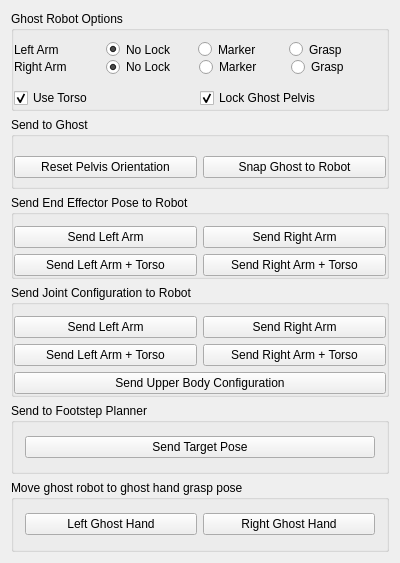
First picture: the form in vigir_ocs_ghost_control_widget/src/ui/ghost_control_widget.ui, repository team-vigir/vigir_ocs_common, before the edit.
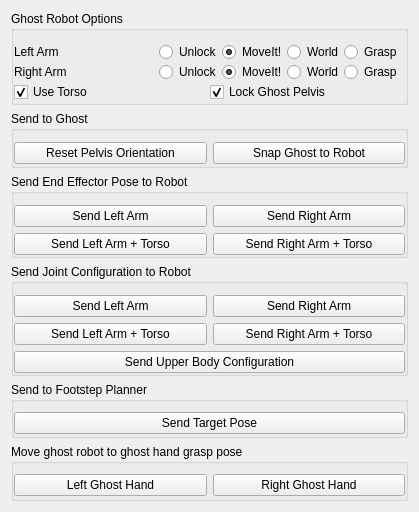
Second picture: the form after the edit.

Patch:
```diff
--- a/vigir_ocs_ghost_control_widget/src/ui/ghost_control_widget.ui
+++ b/vigir_ocs_ghost_control_widget/src/ui/ghost_control_widget.ui
@@ -6,8 +6,8 @@
    <rect>
     <x>0</x>
     <y>0</y>
-    <width>400</width>
-    <height>563</height>
+    <width>419</width>
+    <height>512</height>
    </rect>
   </property>
   <property name="minimumSize">
@@ -44,52 +44,98 @@
          <item>
           <widget class="QWidget" name="widget_3" native="true">
            <property name="styleSheet">
-            <string notr="true">border-color: rgb(194, 194, 194);</string>
+            <string notr="true"/>
            </property>
-           <layout class="QGridLayout" name="gridLayout" columnstretch="0,0,0,0">
+           <layout class="QHBoxLayout" name="horizontalLayout_2">
+            <property name="spacing">
+             <number>0</number>
+            </property>
             <property name="leftMargin">
              <number>0</number>
             </property>
+            <property name="rightMargin">
+             <number>3</number>
+            </property>
             <property name="bottomMargin">
              <number>0</number>
             </property>
-            <item row="0" column="0">
+            <item>
              <widget class="QLabel" name="label_5">
               <property name="text">
                <string>Left Arm   </string>
               </property>
              </widget>
             </item>
-            <item row="0" column="2">
+            <item>
+             <spacer name="horizontalSpacer">
+              <property name="orientation">
+               <enum>Qt::Horizontal</enum>
+              </property>
+              <property name="sizeHint" stdset="0">
+               <size>
+                <width>40</width>
+                <height>20</height>
+               </size>
+              </property>
+             </spacer>
+            </item>
+            <item>
+             <widget class="QRadioButton" name="left_no_lock">
+              <property name="styleSheet">
+               <string notr="true"> QCheckBox {
+     spacing: 1px;
+     font: 11pt &quot;Ubuntu&quot;;
+ }
+
+ QCheckBox:checked {
+     spacing: 1px;
+     font: 75 italic 11pt &quot;Ubuntu&quot;;
+ }</string>
+              </property>
+              <property name="text">
+               <string>Unlock</string>
+              </property>
+              <property name="checked">
+               <bool>false</bool>
+              </property>
+             </widget>
+            </item>
+            <item>
+             <widget class="QRadioButton" name="left_moveit_marker_lock">
+              <property name="text">
+               <string>MoveIt!</string>
+              </property>
+              <property name="checked">
+               <bool>true</bool>
+              </property>
+             </widget>
+            </item>
+            <item>
              <widget class="QRadioButton" name="left_marker_lock">
               <property name="text">
-               <string>Marker</string>
+               <string>World</string>
               </property>
              </widget>
             </item>
-            <item row="0" column="3">
+            <item>
              <widget class="QRadioButton" name="left_template_lock">
               <property name="text">
                <string>Grasp</string>
               </property>
              </widget>
             </item>
-            <item row="0" column="1">
-             <widget class="QRadioButton" name="left_no_lock">
-              <property name="text">
-               <string>No Lock</string>
-              </property>
-              <property name="checked">
-               <bool>true</bool>
-              </property>
-             </widget>
-            </item>
            </layout>
           </widget>
          </item>
          <item>
           <widget class="QWidget" name="widget" native="true">
-           <layout class="QGridLayout" name="gridLayout_4">
+           <property name="styleSheet">
+            <string notr="true"/>
+           </property>
+           <layout class="QHBoxLayout" name="horizontalLayout">
+            <property name="spacing">
+             <number>0</number>
+            </property>
             <property name="leftMargin">
              <number>0</number>
             </property>
@@ -97,36 +143,59 @@
              <number>0</number>
             </property>
             <property name="rightMargin">
-             <number>9</number>
+             <number>3</number>
             </property>
             <property name="bottomMargin">
              <number>0</number>
             </property>
-            <item row="0" column="0">
+            <item>
              <widget class="QLabel" name="label_7">
               <property name="text">
                <string>Right Arm</string>
               </property>
              </widget>
             </item>
-            <item row="0" column="1">
+            <item>
+             <spacer name="horizontalSpacer_2">
+              <property name="orientation">
+               <enum>Qt::Horizontal</enum>
+              </property>
+              <property name="sizeHint" stdset="0">
+               <size>
+                <width>40</width>
+                <height>20</height>
+               </size>
+              </property>
+             </spacer>
+            </item>
+            <item>
              <widget class="QRadioButton" name="right_no_lock">
               <property name="text">
-               <string>No Lock</string>
+               <string>Unlock</string>
+              </property>
+              <property name="checked">
+               <bool>false</bool>
+              </property>
+             </widget>
+            </item>
+            <item>
+             <widget class="QRadioButton" name="right_moveit_marker_lock">
+              <property name="text">
+               <string>MoveIt!</string>
               </property>
               <property name="checked">
                <bool>true</bool>
               </property>
              </widget>
             </item>
-            <item row="0" column="2">
+            <item>
              <widget class="QRadioButton" name="right_marker_lock">
               <property name="text">
-               <string>Marker</string>
+               <string>World</string>
               </property>
              </widget>
             </item>
-            <item row="0" column="3">
+            <item>
              <widget class="QRadioButton" name="right_template_lock">
               <property name="text">
                <string>Grasp</string>
@@ -139,19 +208,13 @@
          <item>
           <widget class="QWidget" name="widget_9" native="true">
            <layout class="QGridLayout" name="gridLayout_2">
-            <property name="leftMargin">
-             <number>0</number>
-            </property>
-            <property name="rightMargin">
-             <number>0</number>
-            </property>
-            <property name="bottomMargin">
+            <property name="margin">
              <number>0</number>
             </property>
             <property name="spacing">
              <number>0</number>
             </property>
-            <item row="0" column="0">
+            <item row="1" column="0">
              <widget class="QCheckBox" name="planning_torso_">
               <property name="text">
                <string>Use Torso</string>
@@ -164,7 +227,7 @@
               </property>
              </widget>
             </item>
-            <item row="0" column="1">
+            <item row="1" column="1">
              <widget class="QCheckBox" name="lock_pelvis_">
               <property name="text">
                <string>Lock Ghost Pelvis</string>
@@ -329,6 +392,21 @@
       <string>Send to Footstep Planner</string>
      </property>
      <layout class="QGridLayout" name="gridLayout_8">
+      <property name="leftMargin">
+       <number>0</number>
+      </property>
+      <property name="topMargin">
+       <number>9</number>
+      </property>
+      <property name="rightMargin">
+       <number>0</number>
+      </property>
+      <property name="bottomMargin">
+       <number>0</number>
+      </property>
+      <property name="spacing">
+       <number>0</number>
+      </property>
       <item row="0" column="0">
        <widget class="QPushButton" name="pushButton">
         <property name="text">
@@ -345,6 +423,24 @@
       <string>Move ghost robot to ghost hand grasp pose</string>
      </property>
      <layout class="QGridLayout" name="gridLayout_6">
+      <property name="leftMargin">
+       <number>0</number>
+      </property>
+      <property name="topMargin">
+       <number>9</number>
+      </property>
+      <property name="rightMargin">
+       <number>0</number>
+      </property>
+      <property name="bottomMargin">
+       <number>0</number>
+      </property>
+      <property name="horizontalSpacing">
+       <number>6</number>
+      </property>
+      <property name="verticalSpacing">
+       <number>0</number>
+      </property>
       <item row="0" column="0">
        <widget class="QPushButton" name="send_left_ghost_hand_button_">
         <property name="text">
```
